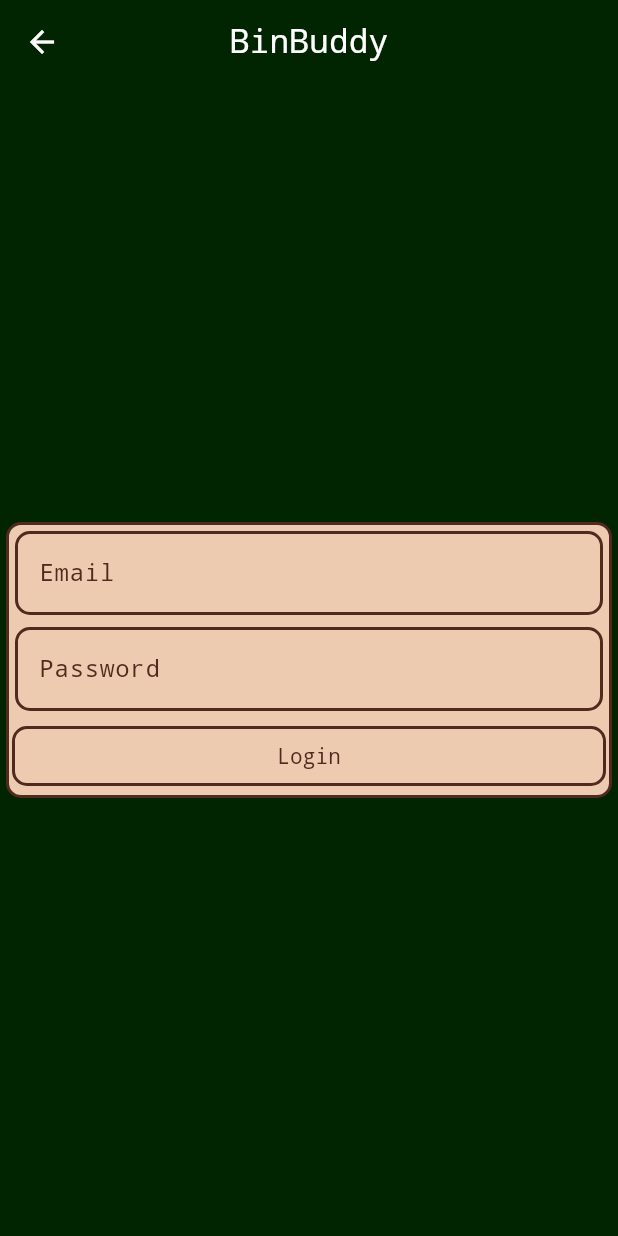
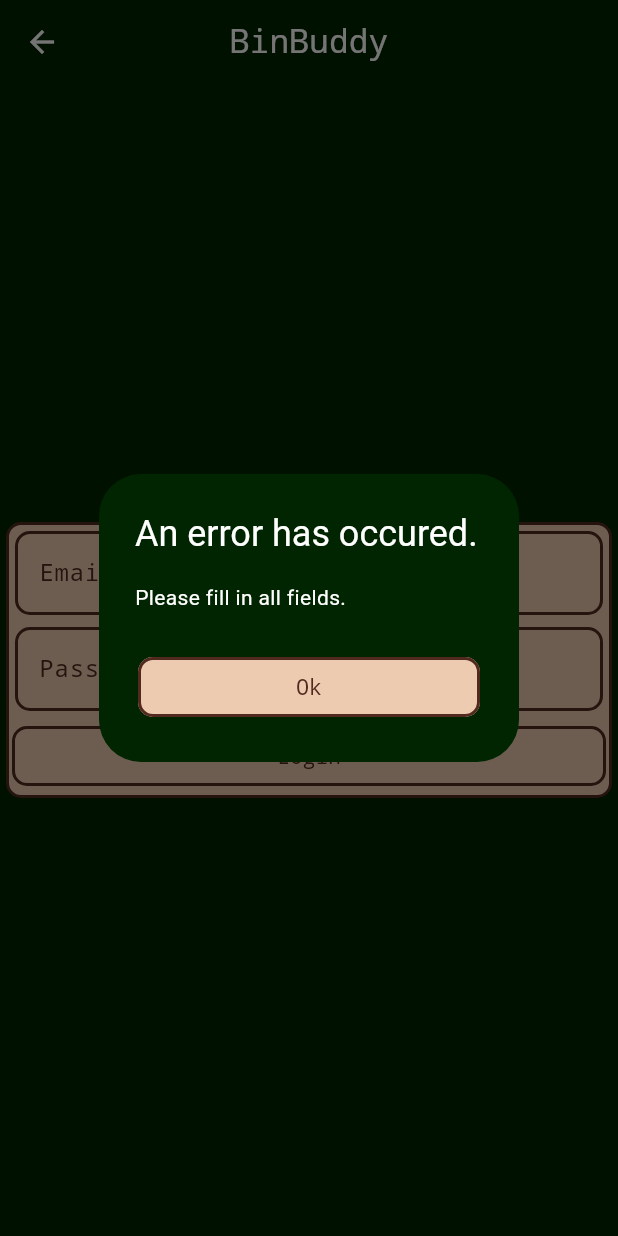
Before and after one commit to carterdbroom/binbuddy-frontend, a Flutter app: the LoginPage screen opened by its route, after a tap on "Login", on a phone screen of 412 x 824 dp. Run offline on Flutter 3.47's test engine with Material 3 defaults, Android fonts, the light colour scheme and no system bars; our stand-ins replace camera, cloud_firestore, firebase_auth, firebase_core, firebase_storage, geolocator and 1 more; missing offline and left inert: google_vision_flutter, segment_bar; accounts and stored records are empty; Roboto replaces fonts that are missing (Monospace); statements that could not run were skipped; project files that could hold a hidden picture were left out.

Commit message:
Add login error dialog and other login safety features, did not implement sign up dialog yet

```diff
--- a/lib/net/request_sender.dart
+++ b/lib/net/request_sender.dart
@@ -45,6 +45,8 @@ class RequestSender {
   static Future<User> tryLogin(String email, String password) async {
       final credential = await FirebaseAuth.instance.signInWithEmailAndPassword(email: email, password: password);
 
+      print("Login Successful, getting user...");
+
       return await getUser(credential.user!.uid);
   }
 
--- a/lib/screens/login.dart
+++ b/lib/screens/login.dart
@@ -1,9 +1,12 @@
 import 'package:binbuddy_frontend/models/user.dart';
 import 'package:binbuddy_frontend/net/request_sender.dart';
+import 'package:binbuddy_frontend/net/errors.dart';
 import 'package:binbuddy_frontend/screens/widgets/login_container.dart';
 import 'package:binbuddy_frontend/screens/widgets/login_textbox.dart';
+import 'package:firebase_auth/firebase_auth.dart' show FirebaseAuthException;
 import 'package:flutter/material.dart';
 import 'widgets/login_button.dart';
+import 'widgets/alert.dart';
 
 class LoginPage extends StatefulWidget {
   LoginPage({super.key, required this.setUser});
@@ -19,9 +22,53 @@ class _LoginPageState extends State<LoginPage> {
   final _emailController = TextEditingController();
   final _passwordController = TextEditingController();
 
-  void login() async {
-      User user = await RequestSender.tryLogin(_emailController.text, _passwordController.text);
-      widget.setUser(user);
+  void login() async  {
+      User? user;
+
+      try {
+        if (_emailController.text.isEmpty || _passwordController.text.isEmpty) {
+          showDialog(
+            context: context,
+            builder: (context) => const InformationDialog(
+              title: "An error has occured.",
+              message: "Please fill in all fields.",
+            ),
+          );
+
+          return;
+        }
+
+        user = await RequestSender.tryLogin(_emailController.text, _passwordController.text);
+      } on FirebaseAuthException catch (e) {
+        showDialog(
+          context: context,
+          builder: (context) => InformationDialog(
+            title: "Error",
+            message: Errors.convertAuthError(e),
+          ),
+        );
+
+        _passwordController.clear();
+      } catch (e) {
+        showDialog(
+          context: context,
+          builder: (context) => InformationDialog(
+            title: "Error",
+            message: e.toString(),
+          ),
+        );
+
+        _passwordController.clear();
+      } finally {
+        if(user != null) {
+          print(user.toMap());
+
+          await widget.setUser(user);
+        }
+      }
+
+      //User user = await RequestSender.tryLogin(_emailController.text, _passwordController.text);
+      //widget.setUser(user);
   }
 
   @override
--- /dev/null
+++ b/lib/screens/widgets/alert.dart
@@ -0,0 +1,35 @@
+import 'package:binbuddy_frontend/screens/widgets/login_button.dart';
+import 'package:flutter/material.dart';
+
+class InformationDialog extends StatelessWidget {
+  final String title;
+  final String message;
+
+  const InformationDialog({
+    super.key,
+    required this.title,
+    required this.message,
+  });
+
+  @override
+  Widget build(BuildContext context) {
+    return AlertDialog(
+      title: Text(title),
+      content: Text(message),
+      actions: [
+        LoginButton(
+          onTap: () {
+            Navigator.of(context).pop();
+          },
+          child: const Text(
+            "Ok",
+            style: TextStyle(
+              fontFamily: "Monospace",
+            ),
+          )
+        ),
+      ],
+    );
+  }
+
+}
```
Also changed, not shown: lib/net/errors.dart (added, +16 -0 lines), lib/screens/home.dart (+10 -2 lines), lib/screens/leaderboard.dart (+14 -0 lines), lib/screens/waste_wizard.dart (+18 -0 lines).
